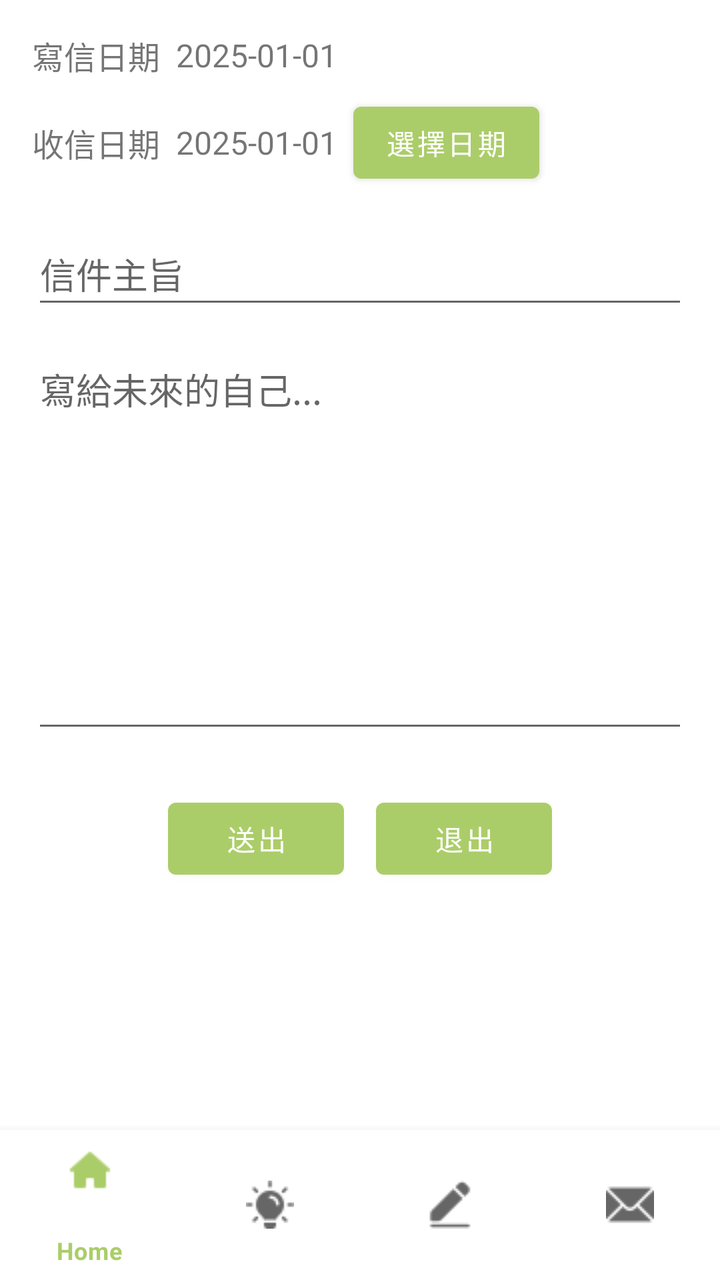
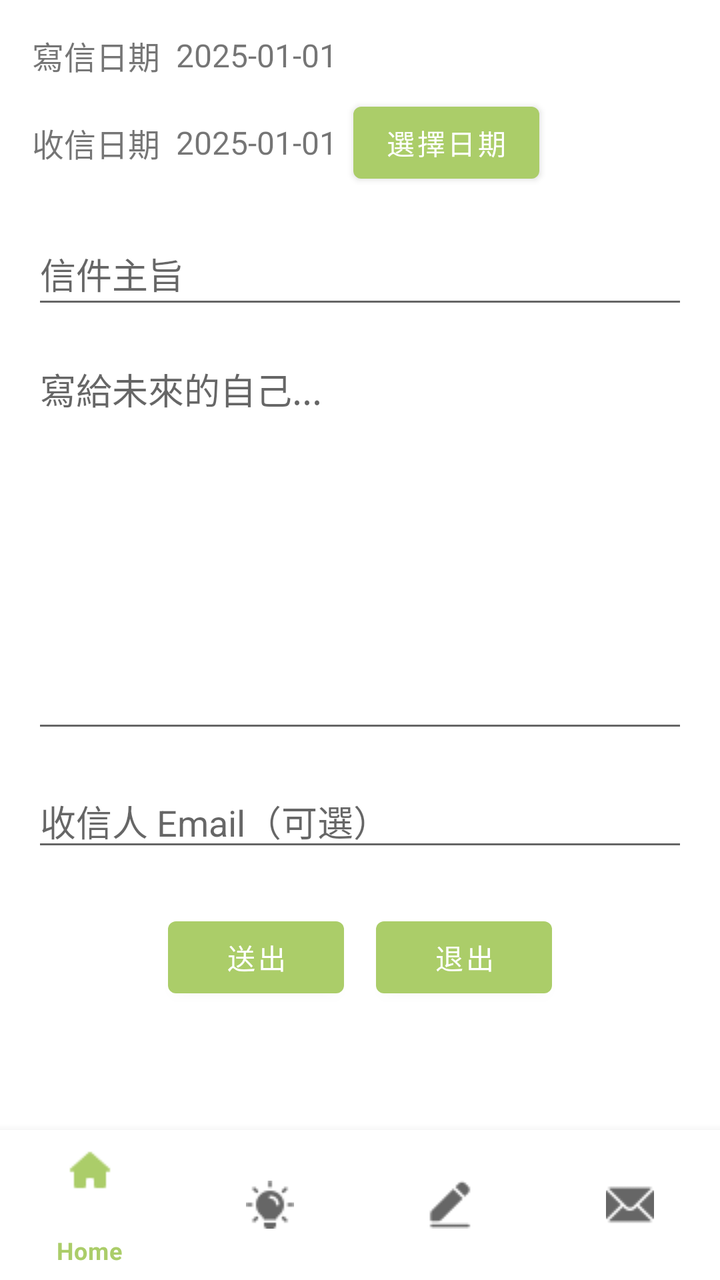

Before-and-after screenshots of an Android layout around one commit, followed by the original layout XML and the change that was made.
<!-- AndroidManifest.xml: application theme Theme.FutureMeMailApp -->
<!-- res/layout/activity_write.xml -->
<?xml version="1.0" encoding="utf-8"?>
<androidx.constraintlayout.widget.ConstraintLayout xmlns:android="http://schemas.android.com/apk/res/android"
    xmlns:app="http://schemas.android.com/apk/res-auto"
    xmlns:tools="http://schemas.android.com/tools"
    android:id="@+id/main"
    android:layout_width="match_parent"
    android:layout_height="match_parent"
    android:fitsSystemWindows="true"
    tools:context=".WriteActivity">

    
    <ScrollView
        android:id="@+id/scrollWrite"
        android:layout_width="0dp"
        android:layout_height="0dp"
        android:fillViewport="true"
        app:layout_constraintTop_toTopOf="parent"
        app:layout_constraintBottom_toTopOf="@id/bottomNavigationView"
        app:layout_constraintStart_toStartOf="parent"
        app:layout_constraintEnd_toEndOf="parent">

        <LinearLayout
            android:layout_width="match_parent"
            android:layout_height="wrap_content"
            android:orientation="vertical"
            android:padding="16dp">

            
            <LinearLayout
                android:layout_width="match_parent"
                android:layout_height="wrap_content"
                android:orientation="horizontal"
                android:gravity="center_vertical"
                android:layout_marginBottom="8dp">

                <TextView
                    android:id="@+id/tvWriteDateLabel"
                    android:layout_width="wrap_content"
                    android:layout_height="wrap_content"
                    android:text="寫信日期"
                    android:textSize="16sp" />

                <TextView
                    android:id="@+id/tvWriteDate"
                    android:layout_width="wrap_content"
                    android:layout_height="wrap_content"
                    android:layout_marginStart="8dp"
                    android:text="2025-01-01"
                    android:textSize="16sp" />
            </LinearLayout>

            
            <LinearLayout
                android:layout_width="match_parent"
                android:layout_height="wrap_content"
                android:orientation="horizontal"
                android:gravity="center_vertical"
                android:layout_marginBottom="16dp">

                <TextView
                    android:id="@+id/tvReceiveDateLabel"
                    android:layout_width="wrap_content"
                    android:layout_height="wrap_content"
                    android:text="收信日期"
                    android:textSize="16sp" />

                <TextView
                    android:id="@+id/tvReceiveDate"
                    android:layout_width="wrap_content"
                    android:layout_height="wrap_content"
                    android:layout_marginStart="8dp"
                    android:text="2025-01-01"
                    android:textSize="16sp" />

                <Button
                    android:id="@+id/btnPickReceiveDate"
                    android:layout_width="wrap_content"
                    android:layout_height="wrap_content"
                    android:layout_marginStart="8dp"
                    android:text="選擇日期" />
            </LinearLayout>

            
            <EditText
                android:id="@+id/etTitle"
                android:layout_width="match_parent"
                android:layout_height="wrap_content"
                android:minHeight="48dp"
                android:hint="信件主旨"
                android:layout_marginBottom="12dp" />

            
            <EditText
                android:id="@+id/etContent"
                android:layout_width="match_parent"
                android:layout_height="200dp"
                android:hint="寫給未來的自己..."
                android:gravity="top"
                android:inputType="textMultiLine"
                android:layout_marginBottom="16dp" />

            
            <LinearLayout
                android:layout_width="match_parent"
                android:layout_height="wrap_content"
                android:orientation="horizontal"
                android:gravity="center"
                android:layout_marginTop="8dp">

                <Button
                    android:id="@+id/btnSend"
                    android:layout_width="wrap_content"
                    android:layout_height="wrap_content"
                    android:text="送出"
                    android:layout_marginEnd="16dp" />

                <Button
                    android:id="@+id/btnExit"
                    android:layout_width="wrap_content"
                    android:layout_height="wrap_content"
                    android:text="退出" />
            </LinearLayout>

        </LinearLayout>
    </ScrollView>

    
    <com.google.android.material.bottomnavigation.BottomNavigationView
        android:id="@+id/bottomNavigationView"
        android:layout_width="0dp"
        android:layout_height="75dp"
        app:layout_constraintBottom_toBottomOf="parent"
        app:layout_constraintStart_toStartOf="parent"
        app:layout_constraintEnd_toEndOf="parent"
        app:menu="@menu/bottom_nav_menu" />

</androidx.constraintlayout.widget.ConstraintLayout>
<!-- resources referenced by this layout -->
<resources>
  <style name="Theme.FutureMeMailApp" parent="Theme.MaterialComponents.DayNight.DarkActionBar">
          
          
          
          <item name="colorPrimary">@color/green_200</item>
          <item name="colorPrimaryVariant">@color/green_700</item>
          <item name="colorOnPrimary">@color/white</item>
          
          <item name="colorSecondary">@color/teal_200</item>
          <item name="colorSecondaryVariant">@color/teal_700</item>
          <item name="colorOnSecondary">@color/black</item>
          
          <item name="android:statusBarColor" tools:targetApi="l">?attr/colorPrimaryVariant</item>
      </style>
  <color name="green_200">#ABCD69</color>
  <color name="green_700">#0F502F</color>
  <color name="white">#FFFFFFFF</color>
  <color name="teal_200">#FF03DAC5</color>
  <color name="teal_700">#FF018786</color>
  <color name="black">#FF000000</color>
</resources>

<!-- the commit's change to res/layout/activity_write.xml (unified diff, before → after) -->
@@ -100,6 +100,15 @@
                 android:layout_marginBottom="16dp" />
 
             
+            <EditText
+                android:id="@+id/etEmail"
+                android:layout_width="match_parent"
+                android:layout_height="wrap_content"
+                android:hint="收信人 Email（可選）"
+                android:inputType="textEmailAddress"
+                android:layout_marginBottom="16dp" />
+
+            
             <LinearLayout
                 android:layout_width="match_parent"
                 android:layout_height="wrap_content"
